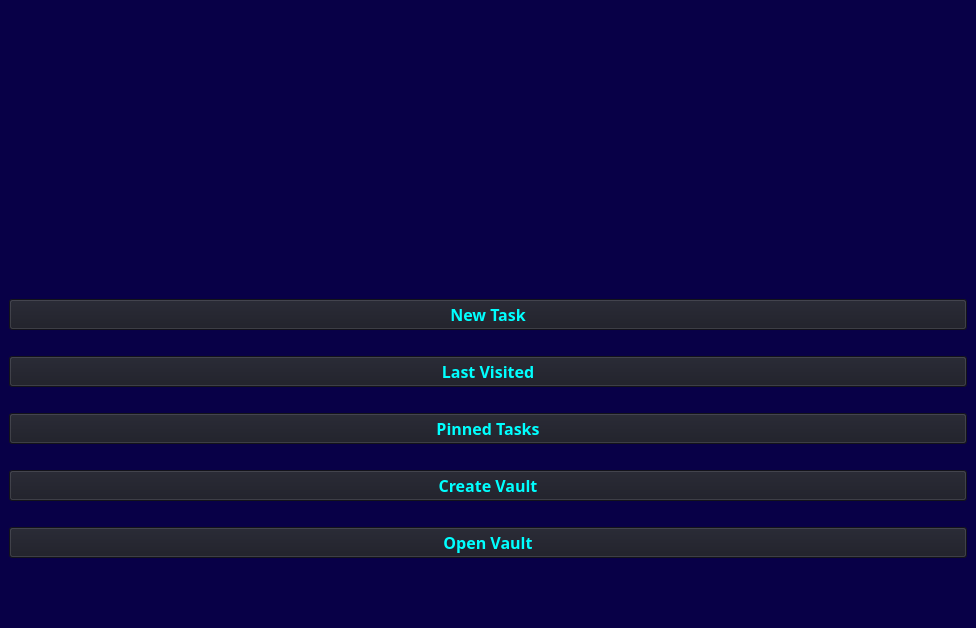
This is gui/mainwin.ui in Coptan99/FM-5O-Task-Manager as Qt 5 draws it before an edit. The edited form follows.
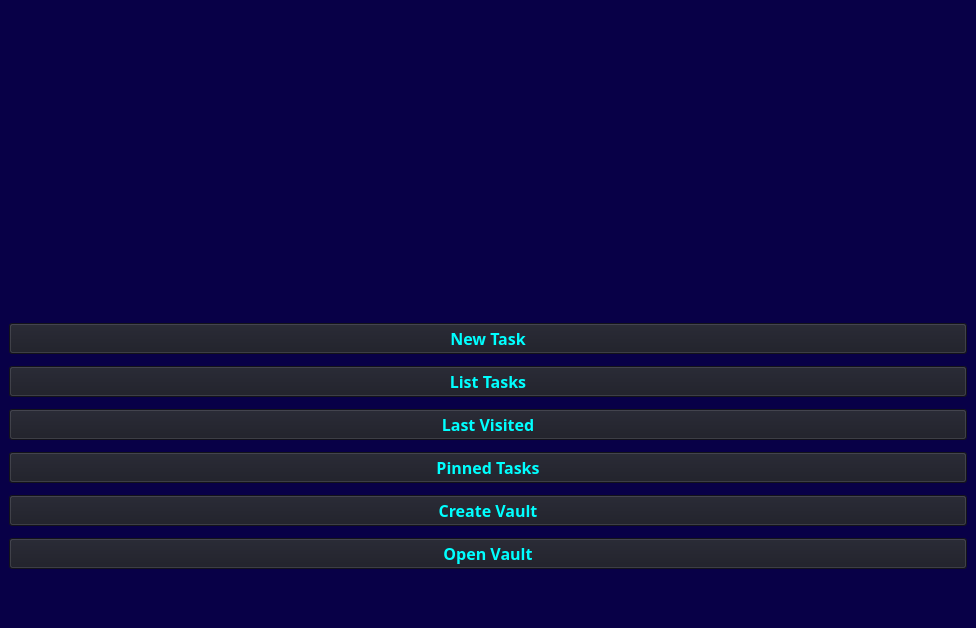
This is the edited form. Icons and pictures are not drawn.

Commit message: Use vertical layout for mainwin

```diff
--- a/gui/mainwin.ui
+++ b/gui/mainwin.ui
@@ -30,8 +30,6 @@
   <widget class="QWidget" name="centralwidget">
    <layout class="QVBoxLayout" name="verticalLayout_2">
     <item>
-     <layout class="QHBoxLayout" name="horizontalLayout">
-      <item>
        <widget class="QLabel" name="label">
         <property name="text">
          <string/>
@@ -44,15 +42,14 @@
         </property>
        </widget>
       </item>
-     </layout>
-    </item>
+    <item>
+     <layout class="QVBoxLayout" name="verticalLayout">
     <item>
      <widget class="QPushButton" name="zero_btn">
       <property name="font">
        <font>
         <family>Ubuntu Mono</family>
         <pointsize>12</pointsize>
-        <weight>75</weight>
         <bold>true</bold>
        </font>
       </property>
@@ -62,14 +59,25 @@
      </widget>
     </item>
     <item>
-     <layout class="QVBoxLayout" name="verticalLayout">
+       <widget class="QPushButton" name="five_btn">
+        <property name="font">
+         <font>
+          <family>Ubuntu Mono</family>
+          <pointsize>12</pointsize>
+          <bold>true</bold>
+         </font>
+        </property>
+        <property name="text">
+         <string>List Tasks</string>
+        </property>
+       </widget>
+      </item>
       <item>
        <widget class="QPushButton" name="one_btn">
         <property name="font">
          <font>
           <family>Ubuntu Mono</family>
           <pointsize>12</pointsize>
-          <weight>75</weight>
           <bold>true</bold>
          </font>
         </property>
@@ -87,7 +95,6 @@
          <font>
           <family>Ubuntu Mono</family>
           <pointsize>12</pointsize>
-          <weight>75</weight>
           <bold>true</bold>
          </font>
         </property>
@@ -102,7 +109,6 @@
          <font>
           <family>Ubuntu Mono</family>
           <pointsize>12</pointsize>
-          <weight>75</weight>
           <bold>true</bold>
          </font>
         </property>
@@ -117,7 +123,6 @@
          <font>
           <family>Ubuntu Mono</family>
           <pointsize>12</pointsize>
-          <weight>75</weight>
           <bold>true</bold>
          </font>
         </property>
```
Lines whose indentation alone changed are shown as unchanged.
